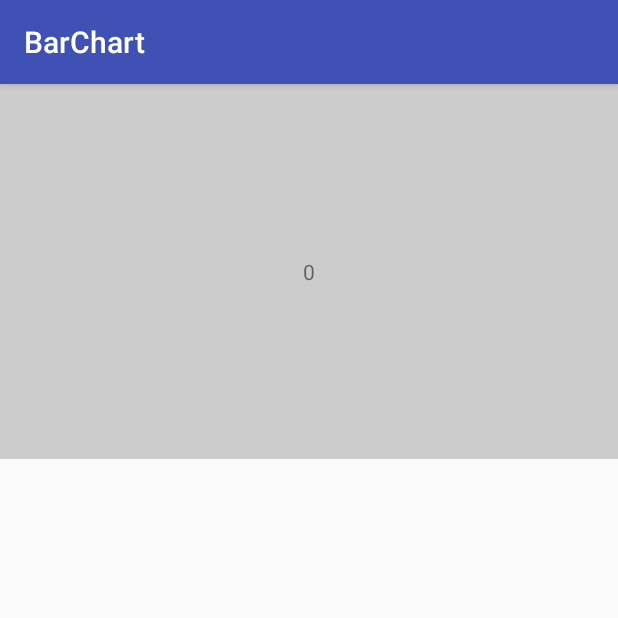
After one commit to TikhonOsipov/BarCharts, an Android app: the fragment FragmentChart shown on its own in the app's theme, on a phone screen of 412 x 824 dp, the top half of it. The commit adds this screen. Run offline under Robolectric (Android 15) with nearby library versions, the phone set to English and light mode, and no system bars; our stand-ins replace data binding; 1 statement that could not run was skipped.

Commit message:
Add FragmentChart, ViewPager and PagerAdapter; show positions on fragment Also add local.properties file

```diff
--- a/app/build.gradle
+++ b/app/build.gradle
@@ -17,10 +17,15 @@ android {
             proguardFiles getDefaultProguardFile('proguard-android.txt'), 'proguard-rules.pro'
         }
     }
+    dataBinding {
+        enabled=true
+    }
 }
 
 dependencies {
     compile fileTree(dir: 'libs', include: ['*.jar'])
     testCompile 'junit:junit:4.12'
     compile 'com.android.support:appcompat-v7:24.1.1'
+    compile 'com.android.support:support-v13:24.1.1'
+    compile 'com.android.support:design:24.1.1'
 }
--- /dev/null
+++ b/app/src/main/java/com/tixon/barchart/FragmentChart.java
@@ -0,0 +1,38 @@
+package com.tixon.barchart;
+
+import android.app.Fragment;
+import android.databinding.DataBindingUtil;
+import android.os.Bundle;
+import android.support.annotation.Nullable;
+import android.util.Log;
+import android.view.LayoutInflater;
+import android.view.View;
+import android.view.ViewGroup;
+
+import com.tixon.barchart.databinding.ChartFragmentBinding;
+
+/**
+ * Created by tikhon.osipov on 11.08.2016
+ */
+public class FragmentChart extends Fragment {
+    ChartFragmentBinding binding;
+
+    public static FragmentChart newInstance(int position) {
+        FragmentChart fragment = new FragmentChart();
+        Bundle args = new Bundle();
+        args.putInt("position", position);
+        fragment.setArguments(args);
+        return fragment;
+    }
+
+    @Nullable
+    @Override
+    public View onCreateView(LayoutInflater inflater, ViewGroup container, Bundle savedInstanceState) {
+        binding = DataBindingUtil.inflate(inflater, R.layout.chart_fragment, container, false);
+        Bundle args = getArguments();
+        int position = args.getInt("position", 0);
+        Log.d("myLogs", getClass().getSimpleName() + ": position: " + position);
+        binding.text.setText(String.valueOf(position));
+        return binding.getRoot();
+    }
+}
--- a/app/src/main/res/layout/chart_fragment.xml
+++ b/app/src/main/res/layout/chart_fragment.xml
@@ -1,12 +1,26 @@
 <?xml version="1.0" encoding="utf-8"?>
-<LinearLayout xmlns:android="http://schemas.android.com/apk/res/android"
-    android:orientation="vertical"
-    android:background="@android:color/transparent"
-    android:layout_width="match_parent"
-    android:layout_height="wrap_content">
-
-    <com.tixon.barchart.BarChart
+<layout xmlns:android="http://schemas.android.com/apk/res/android"
+    xmlns:tools="http://schemas.android.com/tools">
+    <data>
+        <import type="android.view.View" />
+    </data>
+    <RelativeLayout
+        android:orientation="vertical"
         android:background="@android:color/transparent"
         android:layout_width="match_parent"
-        android:layout_height="250dp" />
-</LinearLayout>
+        android:layout_height="250dp">
+
+        <com.tixon.barchart.BarChart
+            android:background="#cccccc"
+            android:id="@+id/chart"
+            tools:background="@android:color/transparent"
+            android:layout_width="match_parent"
+            android:layout_height="250dp" />
+
+        <TextView
+            android:id="@+id/text"
+            android:layout_centerInParent="true"
+            android:layout_width="wrap_content"
+            android:layout_height="wrap_content" />
+    </RelativeLayout>
+</layout>
```
Also changed, not shown: app/src/main/java/com/tixon/barchart/MainActivity.java (+28 -1 lines), app/src/main/java/com/tixon/barchart/PagerAdapter.java (added, +26 -0 lines), app/src/main/res/layout/activity_main.xml (+11 -6 lines), 3 other files.
